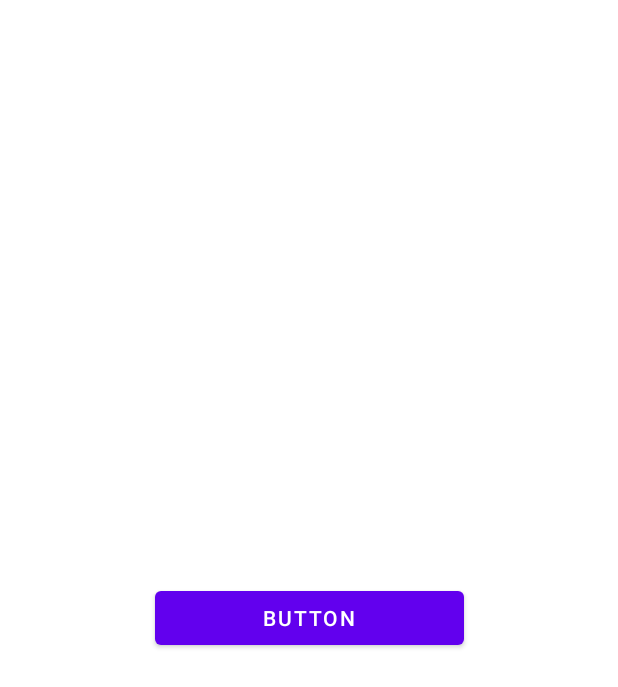
After one commit to IgorDmitrievNZ/NasaApp, an Android app: the fragment ConstraintFragment placed in its activity, on a phone screen of 412 x 824 dp. The commit adds this screen. Shown: the top 687 px of the screen. Run offline under Robolectric (Android 15) with nearby library versions, the phone set to English and light mode, and no system bars; pictures from the network do not load; Roboto replaces fonts that are not available here.

Commit message:
lesson 4 flexible button

```diff
--- /dev/null
+++ b/app/src/main/java/com/example/android/nasaapp/ui/constraint/ConstraintFragment.kt
@@ -0,0 +1,39 @@
+package com.example.android.nasaapp.ui.constraint
+
+import android.os.Bundle
+import android.view.LayoutInflater
+import android.view.View
+import android.view.ViewGroup
+import androidx.fragment.app.Fragment
+import com.example.android.nasaapp.databinding.FragmentConstraintBinding
+
+class ConstraintFragment : Fragment() {
+
+    private var _binding: FragmentConstraintBinding? = null
+    private val binding: FragmentConstraintBinding
+        get() = _binding!!
+
+    override fun onCreateView(
+        inflater: LayoutInflater,
+        container: ViewGroup?,
+        savedInstanceState: Bundle?
+    ): View {
+        _binding = FragmentConstraintBinding.inflate(inflater, container, false)
+        return binding.root
+    }
+
+    override fun onViewCreated(view: View, savedInstanceState: Bundle?) = with(binding) {
+        super.onViewCreated(view, savedInstanceState)
+
+    }
+
+    override fun onDestroy() {
+        super.onDestroy()
+        _binding = null
+    }
+
+    companion object {
+        @JvmStatic
+        fun newInstance() = ConstraintFragment()
+    }
+}
--- a/app/src/main/java/com/example/android/nasaapp/ui/picture/BottomNavigationDrawerFragment.kt
+++ b/app/src/main/java/com/example/android/nasaapp/ui/picture/BottomNavigationDrawerFragment.kt
@@ -6,6 +6,7 @@ import android.view.ViewGroup
 import com.example.android.nasaapp.R
 import com.example.android.nasaapp.databinding.BottomNavigationLayoutBinding
 import com.example.android.nasaapp.ui.chips.ChipsFragment
+import com.example.android.nasaapp.ui.constraint.ConstraintFragment
 import com.example.android.nasaapp.ui.lesson3_bot_nav__tab_layout.NavBottomActivity
 import com.example.android.nasaapp.ui.lesson3_bot_nav__tab_layout.ViewPagerActivity
 import com.example.android.nasaapp.utils.openFragment
@@ -29,6 +30,8 @@ class BottomNavigationDrawerFragment : BottomSheetDialogFragment() {
     override fun onViewCreated(view: View, savedInstanceState: Bundle?) {
         super.onViewCreated(view, savedInstanceState)
 
+        //burger list open fragments and activities
+
         binding.navigationView.setNavigationItemSelectedListener { menuItem ->
 
             when (menuItem.itemId) {
@@ -41,8 +44,11 @@ class BottomNavigationDrawerFragment : BottomSheetDialogFragment() {
                 R.id.navigation_lesson_one -> {
                     openFragment(requireActivity(), ChipsFragment.newInstance(), backStackName)
                 }
+                R.id.navigation_constraint_lesson4 -> {
+                    openFragment(requireActivity(), ConstraintFragment.newInstance(), backStackName)
+                }
             }
-
+            dismiss() //closes drop-down menu
             true
         }
     }
--- /dev/null
+++ b/app/src/main/res/layout/fragment_constraint.xml
@@ -0,0 +1,18 @@
+<androidx.constraintlayout.widget.ConstraintLayout xmlns:android="http://schemas.android.com/apk/res/android"
+    xmlns:app="http://schemas.android.com/apk/res-auto"
+    android:layout_width="match_parent"
+    android:layout_height="match_parent"
+    android:orientation="vertical">
+
+
+    <com.google.android.material.button.MaterialButton
+        android:layout_width="0dp"
+        android:layout_height="wrap_content"
+        android:text="button"
+        app:layout_constraintBottom_toBottomOf="parent"
+        app:layout_constraintEnd_toEndOf="parent"
+        app:layout_constraintStart_toStartOf="parent"
+        app:layout_constraintTop_toTopOf="parent"
+        app:layout_constraintWidth_percent="0.5" />
+
+</androidx.constraintlayout.widget.ConstraintLayout>
--- a/app/src/main/res/menu/menu_bottom_navigation.xml
+++ b/app/src/main/res/menu/menu_bottom_navigation.xml
@@ -13,5 +13,8 @@
         android:id="@+id/navigation_lesson_one"
         android:icon="@drawable/ic_education_24"
         android:title="@string/chips" />
+    <item
+        android:id="@+id/navigation_constraint_lesson4"
+        android:title="@string/constraint" />
 
 </menu>
--- a/app/src/main/res/values/strings.xml
+++ b/app/src/main/res/values/strings.xml
@@ -22,4 +22,5 @@
     <string name="photos">Photos</string>
     <string name="current_weather">Current weather</string>
     <string name="not_yet_implemented">Not yet implemented.</string>
+    <string name="constraint">Constraint</string>
 </resources>
```
